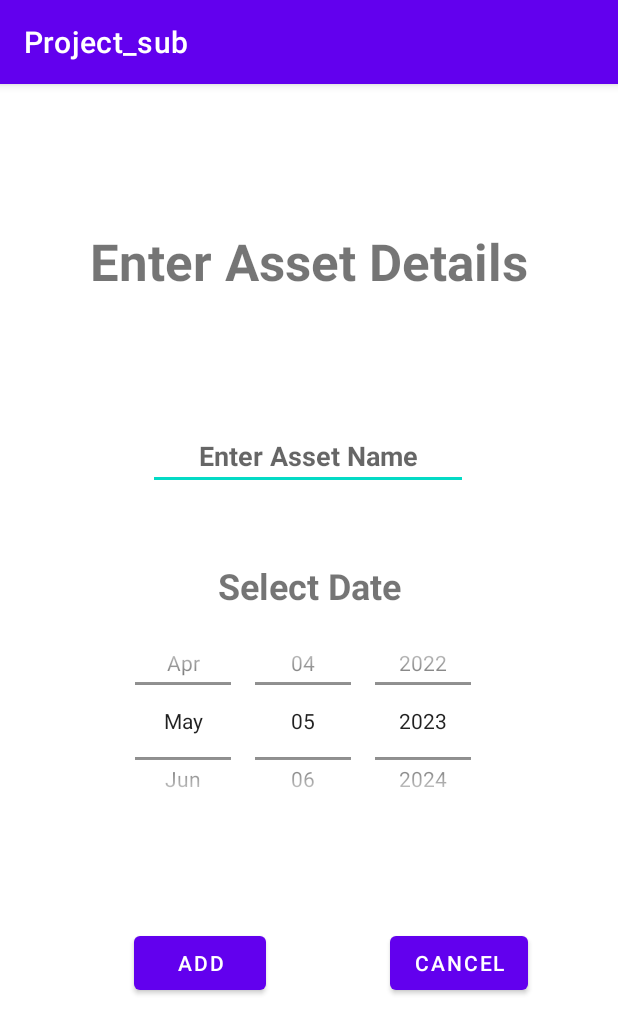
After one commit to Amith-Jagannath/Homify, an Android app: the Dialog screen opened directly, with no data from a screen before it, on a phone screen of 412 x 824 dp. The commit adds this screen. Shown: the top 1034 px of the screen. Run offline under Robolectric (Android 15) with nearby library versions, the phone set to English and light mode, and no system bars.

Commit message:
feat:added asset tracker

```diff
--- a/app/src/main/AndroidManifest.xml
+++ b/app/src/main/AndroidManifest.xml
@@ -18,6 +18,11 @@
             android:name=".AddExpenseItem"
             android:exported="false" />
         <activity
+            android:name=".Dialog"
+            android:exported="false"/>
+        <activity android:name=".Asset"
+            android:exported="false"/>
+        <activity
             android:name=".MainActivity"
             android:exported="true">
             <intent-filter>
--- a/app/src/main/java/com/example/project_sub/AddExpenseItem.java
+++ b/app/src/main/java/com/example/project_sub/AddExpenseItem.java
@@ -22,7 +22,7 @@ public class AddExpenseItem extends AppCompatActivity {
     protected void onCreate(Bundle savedInstanceState) {
         super.onCreate(savedInstanceState);
         setContentView(R.layout.activity_add_expense_item);
-        db = new DataBaseHelper(this).getWritableDatabase();
+        db = new DataBaseHelper(this,"Expense").getWritableDatabase();
         btn = findViewById(R.id.addExpenseBtn);
         expense = findViewById(R.id.addExpenseEditText);
         btn.setOnClickListener(new View.OnClickListener() {
--- /dev/null
+++ b/app/src/main/java/com/example/project_sub/Dialog.java
@@ -0,0 +1,51 @@
+package com.example.project_sub;
+
+import android.content.ContentValues;
+import android.content.Intent;
+import android.database.sqlite.SQLiteDatabase;
+import android.os.Bundle;
+import android.os.PersistableBundle;
+import android.view.View;
+import android.widget.Button;
+import android.widget.DatePicker;
+import android.widget.EditText;
+
+import androidx.annotation.Nullable;
+import androidx.appcompat.app.AppCompatActivity;
+
+public class Dialog extends AppCompatActivity {
+    SQLiteDatabase db;
+    Button ok;
+    @Override
+    public void onCreate(@Nullable Bundle savedInstanceState) {
+        super.onCreate(savedInstanceState);
+        setContentView(R.layout.dialog_layout);
+
+        // Find the EditText views in the dialog layout
+        EditText editText = findViewById(R.id.et);
+        DatePicker datePicker = findViewById(R.id.date);
+        db = new DataBaseHelper(this,"assets").getWritableDatabase();
+
+        // Set a click listener for the OK button in the dialog
+        ok = findViewById(R.id.button2);
+        ok.setOnClickListener( view -> {
+            // Get the user input from the EditText views
+            String name = editText.getText().toString();
+            String date = datePicker.getDayOfMonth() + "/" + datePicker.getMonth() + "/" + datePicker.getYear();
+
+            ContentValues values = new ContentValues();
+            values.put("name", name);
+            values.put("expiryDate", date);
+            db.insert("assets", null, values);
+            Intent i = new Intent(getApplicationContext(), MainActivity.class);
+            startActivity(i);
+        });
+
+        // Set a click listener for the Cancel button in the dialog
+        Button cancelButton = findViewById(R.id.button3);
+        cancelButton.setOnClickListener(view -> {
+            Intent i =new Intent(getApplicationContext(),MainActivity.class);
+            startActivity(i);
+        });
+    }
+}
--- a/app/src/main/java/com/example/project_sub/MainActivity.java
+++ b/app/src/main/java/com/example/project_sub/MainActivity.java
@@ -9,6 +9,8 @@ import android.database.Cursor;
 import android.database.sqlite.SQLiteDatabase;
 import android.os.Bundle;
 import android.util.Log;
+import android.view.View;
+import android.widget.Button;
 import android.widget.Toast;
 
 import com.example.project_sub.AddExpenseItem;
@@ -30,7 +32,7 @@ public class MainActivity extends AppCompatActivity {
         super.onCreate(savedInstanceState);
         setContentView(R.layout.activity_main);
         button = findViewById(R.id.addExpenseBtn);
-        db = new DataBaseHelper(this).getWritableDatabase();
+        db = new DataBaseHelper(this,"Expense").getWritableDatabase();
         expenseList = new ArrayList<>();
         recyclerView = findViewById(R.id.recycler_view);
 
--- a/app/src/main/res/layout/activity_main.xml
+++ b/app/src/main/res/layout/activity_main.xml
@@ -44,4 +44,5 @@
         app:layout_constraintVertical_bias="0.948"
         android:src="@drawable/baseline_add_24"
         />
+
 </androidx.constraintlayout.widget.ConstraintLayout>
--- /dev/null
+++ b/app/src/main/res/layout/dialog_layout.xml
@@ -0,0 +1,89 @@
+<?xml version="1.0" encoding="utf-8"?>
+<androidx.constraintlayout.widget.ConstraintLayout xmlns:android="http://schemas.android.com/apk/res/android"
+    xmlns:app="http://schemas.android.com/apk/res-auto"
+    xmlns:tools="http://schemas.android.com/tools"
+    android:layout_width="match_parent"
+    android:layout_height="match_parent">
+
+    <TextView
+        android:id="@+id/tv"
+        android:layout_width="wrap_content"
+        android:layout_height="wrap_content"
+        android:text="Enter Asset Details"
+        android:textAlignment="center"
+        android:textSize="34sp"
+        android:textStyle="bold"
+        app:layout_constraintBottom_toBottomOf="parent"
+        app:layout_constraintEnd_toEndOf="parent"
+        app:layout_constraintStart_toStartOf="parent"
+        app:layout_constraintTop_toTopOf="parent"
+        app:layout_constraintVertical_bias="0.132" />
+
+    <Button
+        android:id="@+id/button2"
+        android:layout_width="wrap_content"
+        android:layout_height="wrap_content"
+        android:text="Add"
+        app:layout_constraintBottom_toBottomOf="parent"
+        app:layout_constraintEnd_toEndOf="parent"
+        app:layout_constraintHorizontal_bias="0.275"
+        app:layout_constraintStart_toStartOf="parent"
+        app:layout_constraintTop_toBottomOf="@+id/tv"
+        app:layout_constraintVertical_bias="0.727" />
+
+    <Button
+        android:id="@+id/button3"
+        android:layout_width="wrap_content"
+        android:layout_height="wrap_content"
+        android:text="Cancel"
+        app:layout_constraintBottom_toBottomOf="parent"
+        app:layout_constraintEnd_toEndOf="parent"
+        app:layout_constraintHorizontal_bias="0.581"
+        app:layout_constraintStart_toEndOf="@+id/button2"
+        app:layout_constraintTop_toBottomOf="@+id/tv"
+        app:layout_constraintVertical_bias="0.727" />
+
+    <EditText
+        android:id="@+id/et"
+        android:layout_width="wrap_content"
+        android:layout_height="wrap_content"
+        android:ems="10"
+        android:hint="Enter Asset Name"
+        android:inputType="textPersonName"
+        android:textAlignment="center"
+        android:textStyle="bold"
+        app:layout_constraintBottom_toBottomOf="parent"
+        app:layout_constraintEnd_toEndOf="parent"
+        app:layout_constraintHorizontal_bias="0.497"
+        app:layout_constraintStart_toStartOf="parent"
+        app:layout_constraintTop_toBottomOf="@+id/tv"
+        app:layout_constraintVertical_bias="0.145" />
+
+    <DatePicker
+        android:id="@+id/date"
+        android:layout_width="329dp"
+        android:layout_height="148dp"
+        android:calendarViewShown="false"
+        android:datePickerMode="spinner"
+        android:layoutMode="opticalBounds"
+        app:layout_constraintBottom_toBottomOf="parent"
+        app:layout_constraintEnd_toEndOf="parent"
+        app:layout_constraintStart_toStartOf="parent"
+        app:layout_constraintTop_toTopOf="parent"
+        app:layout_constraintVertical_bias="0.566" />
+
+    <TextView
+        android:id="@+id/textView4"
+        android:layout_width="wrap_content"
+        android:layout_height="wrap_content"
+        android:text="Select Date"
+        android:textAlignment="center"
+        android:textSize="24sp"
+        android:textStyle="bold"
+        app:layout_constraintBottom_toTopOf="@+id/date"
+        app:layout_constraintEnd_toEndOf="parent"
+        app:layout_constraintStart_toStartOf="parent"
+        app:layout_constraintTop_toBottomOf="@+id/et"
+        app:layout_constraintVertical_bias="1.0" />
+
+</androidx.constraintlayout.widget.ConstraintLayout>
```
Also changed, not shown: app/src/main/java/com/example/project_sub/Asset.java (added, +85 -0 lines), app/src/main/java/com/example/project_sub/DataBaseHelper.java (+22 -4 lines), app/src/main/res/layout/asset_main.xml (added, +53 -0 lines).
